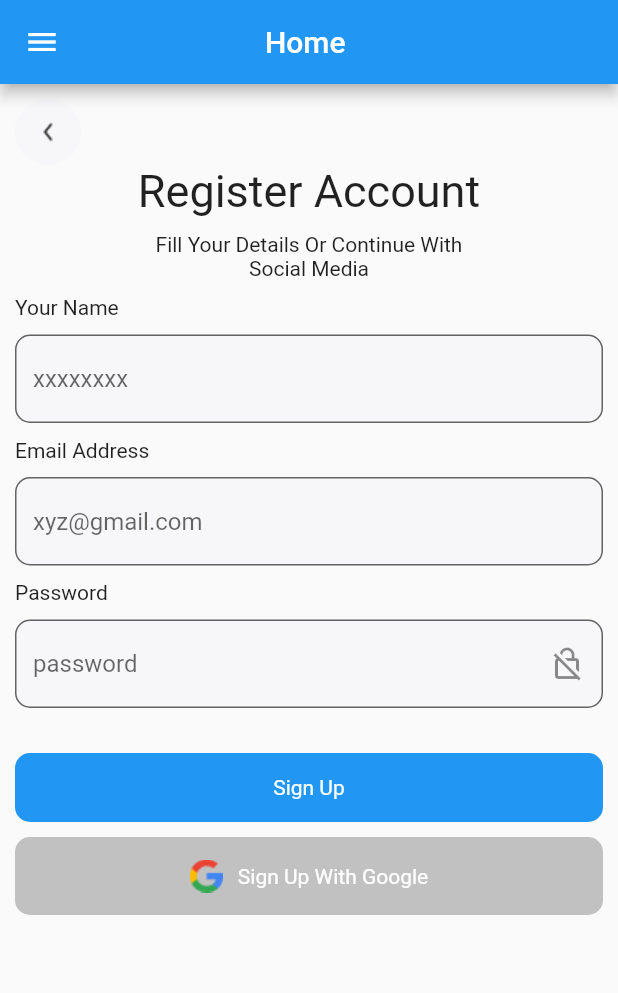
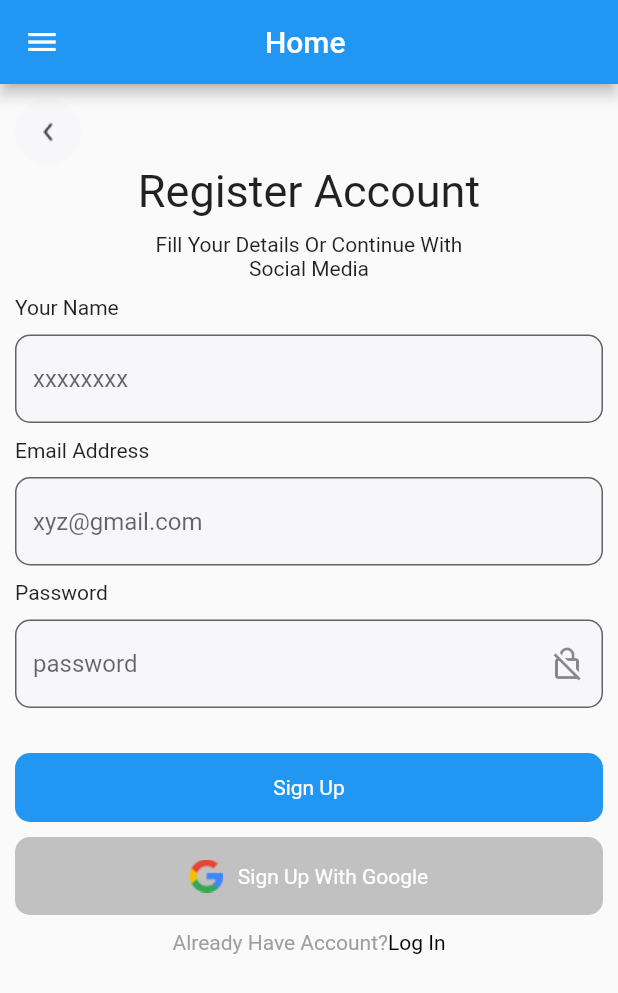
Before and after one commit to Akinyeleib/nike-sneakers-store-app-old, a Flutter app: the screen it shows after launch, on a phone screen of 412 x 824 dp. Shown: the top 993 px of the screen. Run offline on Flutter 3.47's test engine with Material 2 defaults, Android fonts, the light colour scheme and no system bars.

Commit message:
last line

```diff
--- a/lib/home.dart
+++ b/lib/home.dart
@@ -203,6 +203,30 @@ class _HomePageState extends State<HomePage> {
                     ),
                   ],
                 ),
+                Container(
+                  child: Row(
+                    mainAxisAlignment: MainAxisAlignment.center,
+                    children: [
+                      const Text(
+                        "Already Have Account?",
+                        textAlign: TextAlign.center,
+                        style: TextStyle(
+                          color: Colors.grey,
+                        ),
+                      ),
+                      InkWell(
+                        onTap: () {},
+                        child: const Text(
+                          "Log In",
+                          textAlign: TextAlign.center,
+                          style: TextStyle(
+                            color: Colors.black,
+                          ),
+                        ),
+                      )
+                    ],
+                  ),
+                ),
               ],
             ),
           ),
```
